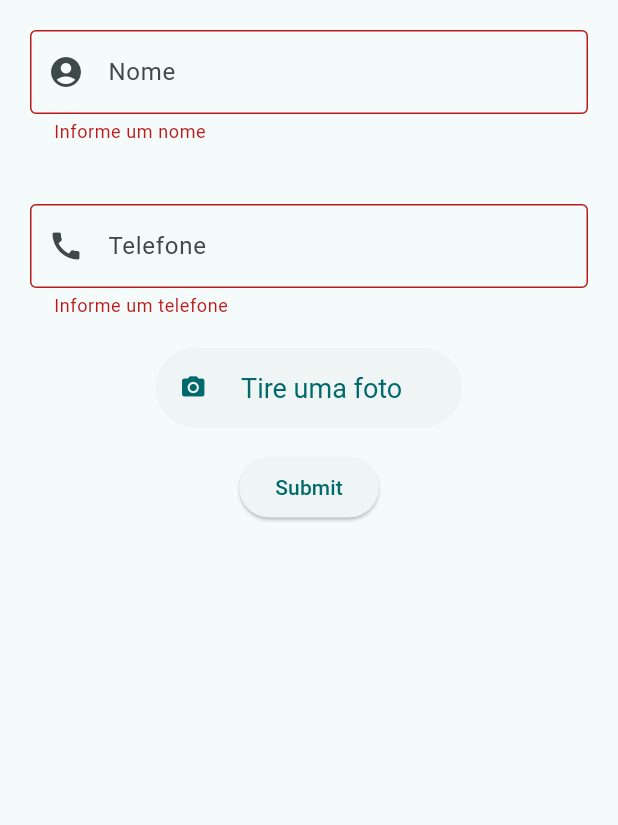
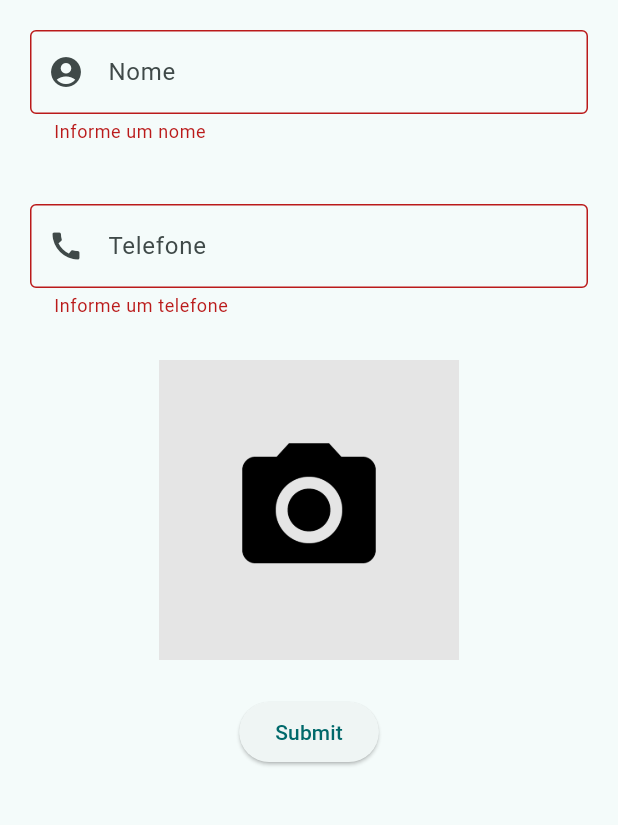
Before and after one commit to GahSornas/flutter_teehKids, a Flutter app: the screen it shows after launch, after a tap on "Submit", on a phone screen of 412 x 824 dp, the part 84-909 px from its top. Run offline on Flutter 3.47's test engine with Material 2 defaults, Android fonts, the phone set to English and light mode, and no system bars; our stand-ins replace cloud_firestore, firebase_core, get; missing offline and left inert: camera_camera; accounts and stored records are empty.

Commit message:
foto upgrade

```diff
--- a/lib/main.dart
+++ b/lib/main.dart
@@ -136,24 +136,35 @@ class _MyHomePageState extends State<MyHomePage> {
             ),
 
             //botão foto
-            ElevatedButton.icon(
+            // ElevatedButton.icon(
+            //   onPressed: () => Get.to(
+            //     () => CameraCamera(onFile: (pic) => Get.back()),
+            //   ),
+            //   icon: const Icon(Icons.camera_alt),
+            //   label: const Padding(
+            //     padding: EdgeInsets.all(16.0),
+            //     child: Text('Tire uma foto'),
+            //   ),
+            //   style: ElevatedButton.styleFrom(
+            //     elevation: 0.0,
+            //     textStyle: const TextStyle(fontSize: 18),
+            //   ),
+            // ),
+
+
+            IconButton(
+              icon: Image.asset(
+                'assets/images/default_camera.png',
+                width: 200,
+                height: 200,
+              ),
+              iconSize: 20,
               onPressed: () => Get.to(
                 () => CameraCamera(onFile: (pic) => Get.back()),
               ),
-              icon: const Icon(Icons.camera_alt),
-              label: const Padding(
-                padding: EdgeInsets.all(16.0),
-                child: Text('Tire uma foto'),
-              ),
-              style: ElevatedButton.styleFrom(
-                elevation: 0.0,
-                textStyle: const TextStyle(fontSize: 18),
-              ),
             ),
 
-            //Attachment(),
-
-            //
+            //btn gravar dados
             Padding(
               padding: const EdgeInsets.all(16.0),
               child: ElevatedButton(
--- a/lib/widgets/attachment.dart
+++ b/lib/widgets/attachment.dart
@@ -3,8 +3,9 @@
 
 
 // class Attachment extends StatelessWidget {
-//   const Attachment({super.key, this.pic});
-//   final File pic;
+//   late final File pic;
+
+//   Attachment({super.key, this.pic});
 
 //   @override
 //   Widget build(BuildContext context) {
```
Also changed, not shown: pubspec.yaml (+5 -3 lines), assets/images/default_camera.png (added), assets/images/default_image.png (added), pubspec.lock, 1 other file.
